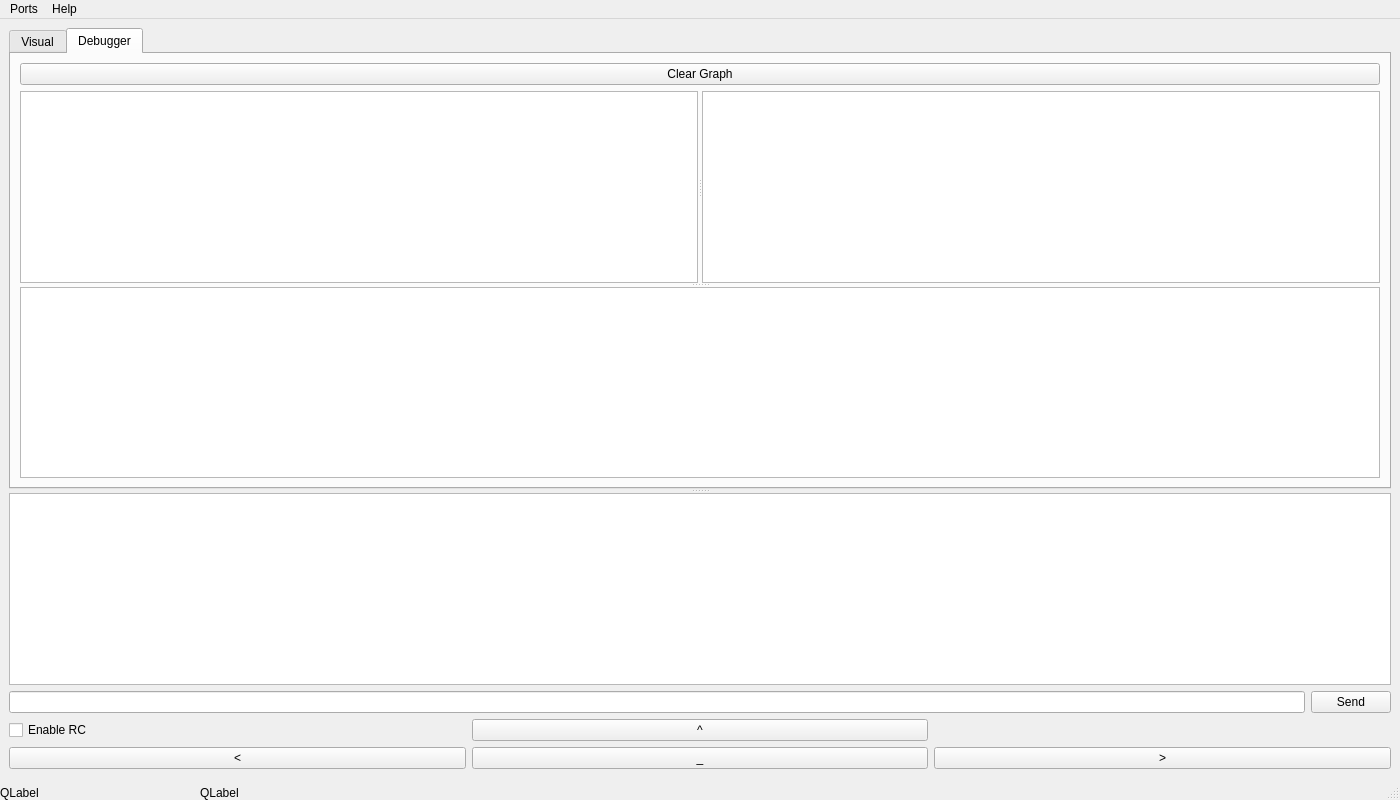
This is ballbotCommander.ui in brianc118/ballbotCommander as Qt 5 draws it before an edit. The edited form follows.
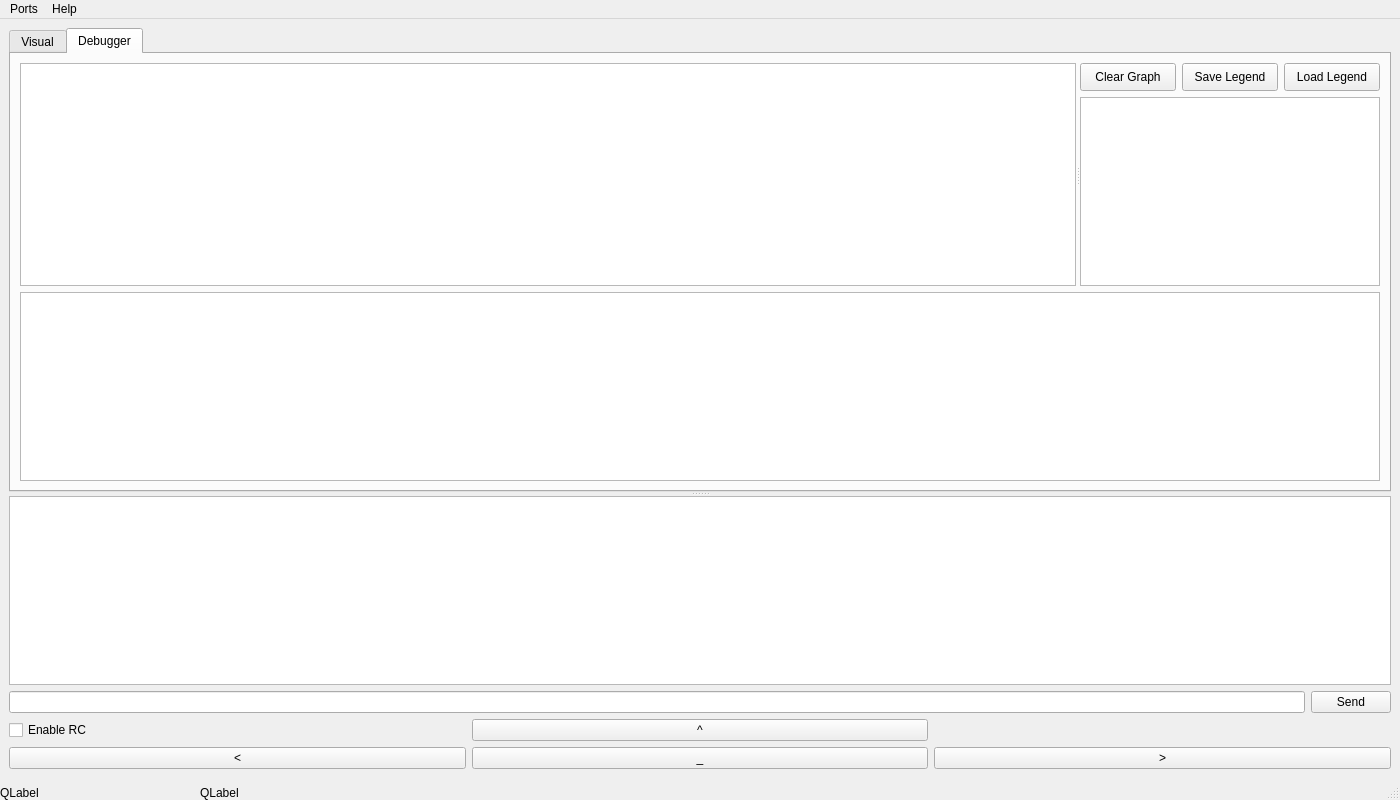
This is the edited form. Custom widgets are drawn as their Qt base class.

Commit message: Added cube viewer for visualising orientation of robot. Requires opengl.

```diff
--- a/ballbotCommander.ui
+++ b/ballbotCommander.ui
@@ -37,6 +37,11 @@
         <attribute name="title">
          <string>Visual</string>
         </attribute>
+        <layout class="QVBoxLayout" name="verticalLayout_5">
+         <item>
+          <layout class="QHBoxLayout" name="horizontalLayout_2"/>
+         </item>
+        </layout>
        </widget>
        <widget class="QWidget" name="tabDebugger">
         <attribute name="title">
@@ -44,34 +49,114 @@
         </attribute>
         <layout class="QVBoxLayout" name="verticalLayout">
          <item>
+          <widget class="QSplitter" name="splitter">
+           <property name="orientation">
+            <enum>Qt::Horizontal</enum>
+           </property>
+           <widget class="PlotWidget" name="MyPlotWidget">
+            <property name="minimumSize">
+             <size>
+              <width>0</width>
+              <height>200</height>
+             </size>
+            </property>
+           </widget>
+           <widget class="QWidget" name="verticalLayoutWidget">
+            <layout class="QVBoxLayout" name="verticalLayout_3">
+             <property name="sizeConstraint">
+              <enum>QLayout::SetMaximumSize</enum>
+             </property>
+             <item>
           <layout class="QHBoxLayout" name="horizontalLayout">
+               <property name="sizeConstraint">
+                <enum>QLayout::SetDefaultConstraint</enum>
+               </property>
            <item>
             <widget class="QPushButton" name="clearGraphButton">
+                 <property name="sizePolicy">
+                  <sizepolicy hsizetype="Minimum" vsizetype="Fixed">
+                   <horstretch>0</horstretch>
+                   <verstretch>0</verstretch>
+                  </sizepolicy>
+                 </property>
+                 <property name="minimumSize">
+                  <size>
+                   <width>30</width>
+                   <height>28</height>
+                  </size>
+                 </property>
+                 <property name="maximumSize">
+                  <size>
+                   <width>100</width>
+                   <height>28</height>
+                  </size>
+                 </property>
              <property name="text">
               <string>Clear Graph</string>
              </property>
             </widget>
            </item>
-          </layout>
+               <item>
+                <widget class="QPushButton" name="saveLegendButton">
+                 <property name="minimumSize">
+                  <size>
+                   <width>30</width>
+                   <height>28</height>
+                  </size>
+                 </property>
+                 <property name="maximumSize">
+                  <size>
+                   <width>100</width>
+                   <height>28</height>
+                  </size>
+                 </property>
+                 <property name="text">
+                  <string>Save Legend</string>
+                 </property>
+                </widget>
          </item>
          <item>
-          <widget class="QSplitter" name="splitter_3">
-           <property name="orientation">
-            <enum>Qt::Vertical</enum>
-           </property>
-           <widget class="QWidget" name="horizontalLayoutWidget">
-            <layout class="QHBoxLayout" name="horizontalLayout_2">
+                <widget class="QPushButton" name="loadLegendButton">
+                 <property name="minimumSize">
+                  <size>
+                   <width>30</width>
+                   <height>28</height>
+                  </size>
+                 </property>
+                 <property name="maximumSize">
+                  <size>
+                   <width>100</width>
+                   <height>28</height>
+                  </size>
+                 </property>
+                 <property name="text">
+                  <string>Load Legend</string>
+                 </property>
+                </widget>
+               </item>
+              </layout>
+             </item>
              <item>
-              <widget class="QSplitter" name="splitter">
-               <property name="orientation">
-                <enum>Qt::Horizontal</enum>
+              <widget class="QListView" name="listView">
+               <property name="sizePolicy">
+                <sizepolicy hsizetype="Expanding" vsizetype="Expanding">
+                 <horstretch>0</horstretch>
+                 <verstretch>0</verstretch>
+                </sizepolicy>
                </property>
-               <widget class="PlotWidget" name="MyPlotWidget"/>
-               <widget class="QListView" name="listView"/>
+               <property name="maximumSize">
+                <size>
+                 <width>300</width>
+                 <height>16777215</height>
+                </size>
+               </property>
               </widget>
              </item>
             </layout>
            </widget>
+          </widget>
+         </item>
+         <item>
            <widget class="QPlainTextEdit" name="plainTextEdit">
             <property name="readOnly">
              <bool>true</bool>
@@ -79,7 +164,6 @@
             <property name="tabStopWidth">
              <number>40</number>
             </property>
-           </widget>
           </widget>
          </item>
         </layout>
```
Lines whose indentation alone changed are shown as unchanged. The commit also changes 3 other files.
